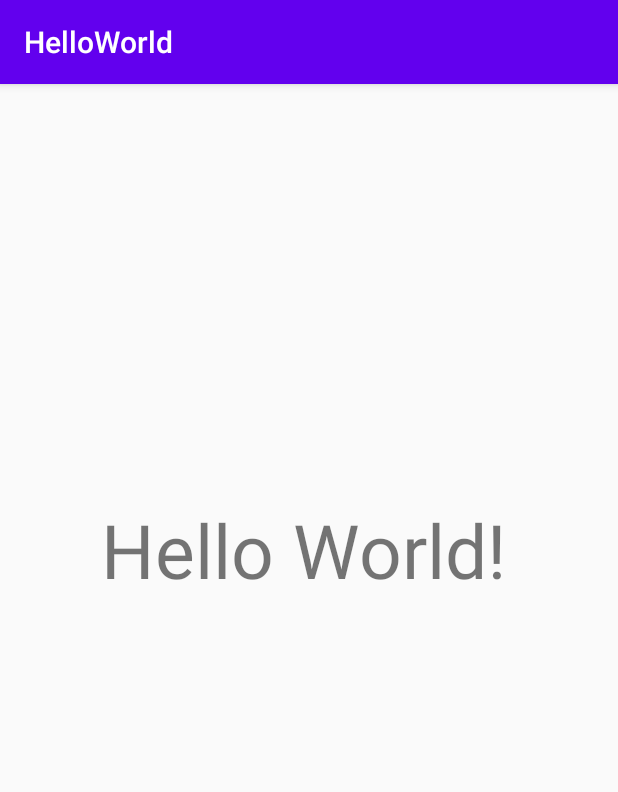
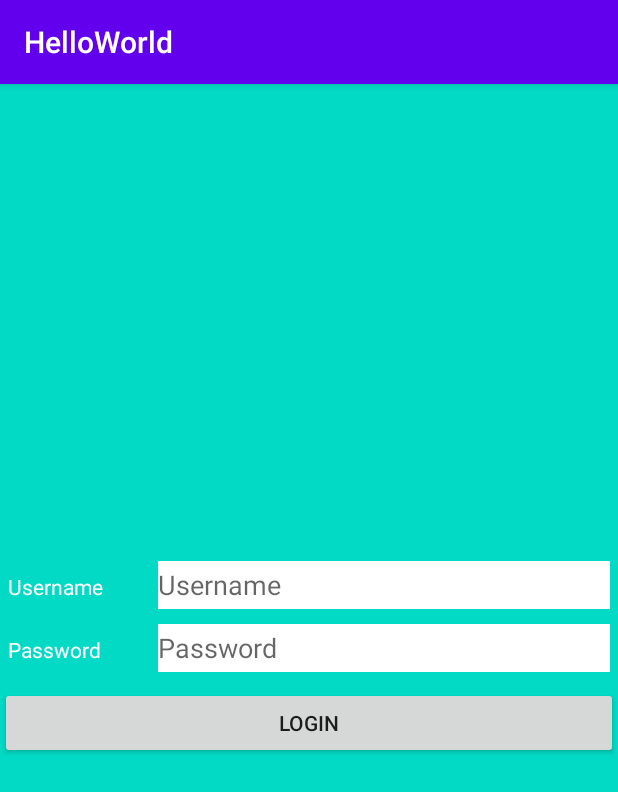
Before and after one commit to Fransiskusdeli/PemrogramanAndroid, an Android app: the screen it shows after launch (MainActivity), on a phone screen of 412 x 824 dp. Shown: the top 792 px of the screen. Run offline under Robolectric (Android 15) with nearby library versions, the light colour scheme and no system bars.

Commit message:
Master commit

```diff
--- a/HelloWorld/app/src/main/AndroidManifest.xml
+++ b/HelloWorld/app/src/main/AndroidManifest.xml
@@ -9,6 +9,7 @@
         android:roundIcon="@mipmap/ic_launcher_round"
         android:supportsRtl="true"
         android:theme="@style/AppTheme">
+        <activity android:name=".MainActivity2"></activity>
         <activity android:name=".MainActivity">
             <intent-filter>
                 <action android:name="android.intent.action.MAIN" />
--- a/HelloWorld/app/src/main/java/com/example/helloworld/MainActivity.java
+++ b/HelloWorld/app/src/main/java/com/example/helloworld/MainActivity.java
@@ -2,13 +2,41 @@ package com.example.helloworld;
 
 import androidx.appcompat.app.AppCompatActivity;
 
+import android.content.Intent;
 import android.os.Bundle;
+import android.view.View;
+import android.widget.Button;
+import android.widget.EditText;
+import android.widget.Toast;
 
 public class MainActivity extends AppCompatActivity {
+    private static final String TAG = MainActivity.class.getSimpleName();
+    private EditText txtUsername;
+    private EditText txtPassword;
+    private Button btnlogin;
 
     @Override
     protected void onCreate(Bundle savedInstanceState) {
         super.onCreate(savedInstanceState);
         setContentView(R.layout.activity_main);
+        txtUsername = findViewById(R.id.txtUsername);
+        txtPassword = findViewById(R.id.txtPassword);
+        btnlogin = findViewById(R.id.btnlogin);
+        btnlogin.setOnClickListener(new View.OnClickListener() {
+            @Override
+
+            public void onClick(View v) {
+                if(txtPassword.getText().toString().equals("admin") && txtUsername.getText().toString().equals("admin")){
+
+                    Intent i = new Intent( MainActivity.this,MainActivity2.class);
+                    Toast.makeText(getApplicationContext(), "Welcome "+ txtUsername.getText(),   Toast.LENGTH_LONG).show();
+                    startActivity(i);
+                }
+                else{
+                    Toast.makeText(getApplicationContext(),"Tidak ditemukan "+ txtUsername.getText(), Toast.LENGTH_LONG).show();
+                }
+            }
+        }
+        );
     }
 }
--- /dev/null
+++ b/HelloWorld/app/src/main/java/com/example/helloworld/MainActivity2.java
@@ -0,0 +1,15 @@
+package com.example.helloworld;
+
+import androidx.appcompat.app.AppCompatActivity;
+
+import android.os.Bundle;
+
+public class MainActivity2 extends AppCompatActivity {
+
+    @Override
+    protected void onCreate(Bundle savedInstanceState) {
+        super.onCreate(savedInstanceState);
+        setContentView(R.layout.activity_main2);
+        //kosong
+    }
+}
--- a/HelloWorld/app/src/main/res/layout/activity_main.xml
+++ b/HelloWorld/app/src/main/res/layout/activity_main.xml
@@ -1,25 +1,74 @@
 <?xml version="1.0" encoding="utf-8"?>
-<androidx.constraintlayout.widget.ConstraintLayout xmlns:android="http://schemas.android.com/apk/res/android"
-    xmlns:app="http://schemas.android.com/apk/res-auto"
-    xmlns:tools="http://schemas.android.com/tools"
+<LinearLayout xmlns:android="http://schemas.android.com/apk/res/android"
     android:layout_width="match_parent"
     android:layout_height="match_parent"
-    tools:context=".MainActivity">
+    android:orientation="vertical"
+    android:background="@color/colorAccent"
+    android:gravity="center_vertical">
 
-    <TextView
-        android:layout_width="278dp"
-        android:layout_height="77dp"
-        android:layout_marginLeft="32dp"
-        android:layout_marginTop="32dp"
-        android:layout_marginRight="32dp"
-        android:layout_marginBottom="32dp"
-        android:text="Hello World!"
-        android:textSize="50sp"
+    <LinearLayout
+        android:layout_width="match_parent"
+        android:layout_height="wrap_content"
+        android:layout_marginBottom="10dp"
+        android:gravity="center_horizontal"
+        android:orientation="horizontal"
+        android:paddingLeft="5dp"
+        android:paddingRight="5dp">
 
-        app:layout_constraintBottom_toBottomOf="parent"
-        app:layout_constraintLeft_toLeftOf="parent"
-        app:layout_constraintRight_toRightOf="parent"
-        app:layout_constraintTop_toTopOf="parent"
-        app:layout_constraintVertical_bias="0.39" />
+        <TextView
+            android:layout_width="0dp"
+            android:layout_height="32dp"
+            android:layout_weight="0.25"
+            android:gravity="center_vertical"
+            android:textColor="#FFFFFF"
+            android:text="Username" />
 
-</androidx.constraintlayout.widget.ConstraintLayout>
+        <EditText
+            android:id="@+id/txtUsername"
+            android:hint="Username"
+            android:layout_width="0dp"
+            android:layout_height="32dp"
+            android:layout_weight="0.75"
+            android:background="@color/colorWhite"
+            android:gravity="center_vertical"
+            />
+    </LinearLayout>
+
+    <LinearLayout
+        android:layout_width="match_parent"
+        android:layout_height="32dp"
+        android:orientation="horizontal"
+        android:gravity="center_horizontal"
+        android:paddingLeft="5dp"
+        android:paddingRight="5dp"
+        android:layout_marginBottom="10dp">
+
+
+        <TextView
+            android:id="@+id/textView"
+            android:layout_width="0dp"
+            android:layout_weight="0.25"
+            android:layout_height="32dp"
+            android:gravity="center_vertical"
+            android:textColor="#FFFFFF"
+            android:text="Password"/>
+
+        <EditText
+            android:id="@+id/txtPassword"
+            android:hint="Password"
+            android:inputType="textPassword"
+            android:layout_width="0dp"
+            android:layout_weight="0.75"
+            android:layout_height="32dp"
+            android:gravity="center_vertical"
+
+            android:background="@color/colorWhite"/>
+    </LinearLayout>
+    <Button
+        android:id="@+id/btnlogin"
+        android:layout_width="match_parent"
+        android:layout_height="wrap_content"
+        android:paddingLeft="5dp"
+        android:paddingRight="5dp"
+        android:text="Login"/>
+</LinearLayout>
--- /dev/null
+++ b/HelloWorld/app/src/main/res/layout/activity_main2.xml
@@ -0,0 +1,9 @@
+<?xml version="1.0" encoding="utf-8"?>
+<androidx.constraintlayout.widget.ConstraintLayout xmlns:android="http://schemas.android.com/apk/res/android"
+    xmlns:app="http://schemas.android.com/apk/res-auto"
+    xmlns:tools="http://schemas.android.com/tools"
+    android:layout_width="match_parent"
+    android:layout_height="match_parent"
+    tools:context=".MainActivity2">
+
+</androidx.constraintlayout.widget.ConstraintLayout>
--- a/HelloWorld/app/src/main/res/values/colors.xml
+++ b/HelloWorld/app/src/main/res/values/colors.xml
@@ -3,4 +3,5 @@
     <color name="colorPrimary">#6200EE</color>
     <color name="colorPrimaryDark">#3700B3</color>
     <color name="colorAccent">#03DAC5</color>
+    <color name="colorWhite">#FFFFFF</color>
 </resources>
```
